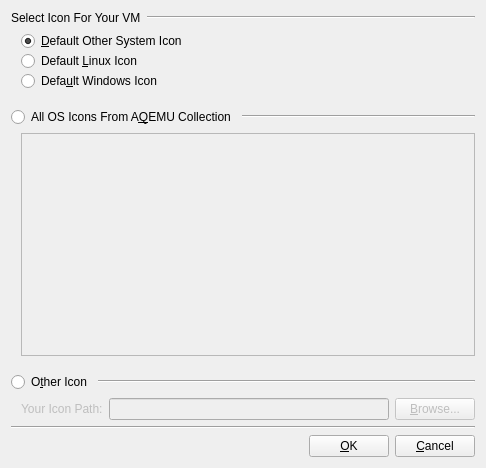
The window that src/Select_Icon_Window.ui (tobimensch/aqemu) describes before a commit, drawn with Qt 5.
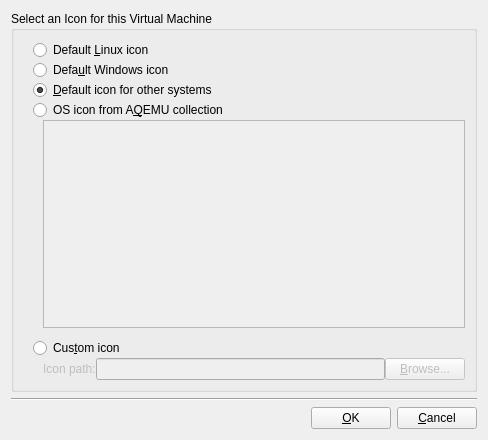
The same window after the commit. Icons and pictures are not drawn.

What changed in the file:
```diff
--- a/src/Select_Icon_Window.ui
+++ b/src/Select_Icon_Window.ui
@@ -7,8 +7,8 @@
    <rect>
     <x>0</x>
     <y>0</y>
-    <width>486</width>
-    <height>468</height>
+    <width>488</width>
+    <height>440</height>
    </rect>
   </property>
   <property name="windowTitle">
@@ -20,30 +20,12 @@
   </property>
   <layout class="QVBoxLayout" name="verticalLayout_3">
    <item>
+    <widget class="QGroupBox" name="">
+     <property name="title">
+      <string>Select an Icon for this Virtual Machine</string>
+     </property>
     <layout class="QHBoxLayout" name="horizontalLayout">
      <item>
-      <widget class="QLabel" name="Label_Select_Icon">
-       <property name="sizePolicy">
-        <sizepolicy hsizetype="Maximum" vsizetype="Preferred">
-         <horstretch>0</horstretch>
-         <verstretch>0</verstretch>
-        </sizepolicy>
-       </property>
-       <property name="text">
-        <string>Select Icon For Your VM</string>
-       </property>
-      </widget>
-     </item>
-     <item>
-      <widget class="Line" name="line">
-       <property name="orientation">
-        <enum>Qt::Horizontal</enum>
-       </property>
-      </widget>
-     </item>
-    </layout>
-   </item>
-   <item>
     <layout class="QVBoxLayout" name="verticalLayout">
      <property name="spacing">
       <number>0</number>
@@ -51,30 +33,10 @@
      <property name="leftMargin">
       <number>10</number>
      </property>
-     <item>
-      <widget class="QRadioButton" name="RB_Icon_Other">
-       <property name="text">
-        <string>&amp;Default Other System Icon</string>
-       </property>
-       <property name="icon">
-        <iconset resource="../resources/shared_images.qrc">
-         <normaloff>:/images/other.png</normaloff>:/images/other.png</iconset>
-       </property>
-       <property name="iconSize">
-        <size>
-         <width>24</width>
-         <height>24</height>
-        </size>
-       </property>
-       <property name="checked">
-        <bool>true</bool>
-       </property>
-      </widget>
-     </item>
      <item>
       <widget class="QRadioButton" name="RB_Icon_Linux">
        <property name="text">
-        <string>Default &amp;Linux Icon</string>
+           <string>Default &amp;Linux icon</string>
        </property>
        <property name="icon">
         <iconset resource="../resources/shared_images.qrc">
@@ -91,7 +53,7 @@
      <item>
       <widget class="QRadioButton" name="RB_Icon_Windows">
        <property name="text">
-        <string>Defa&amp;ult Windows Icon</string>
+           <string>Defa&amp;ult Windows icon</string>
        </property>
        <property name="icon">
         <iconset resource="../resources/shared_images.qrc">
@@ -105,26 +67,26 @@
        </property>
       </widget>
      </item>
-    </layout>
-   </item>
    <item>
-    <spacer name="verticalSpacer">
-     <property name="orientation">
-      <enum>Qt::Vertical</enum>
-     </property>
-     <property name="sizeType">
-      <enum>QSizePolicy::Fixed</enum>
-     </property>
-     <property name="sizeHint" stdset="0">
+         <widget class="QRadioButton" name="RB_Icon_Other">
+          <property name="text">
+           <string>&amp;Default icon for other systems</string>
+          </property>
+          <property name="icon">
+           <iconset resource="../resources/shared_images.qrc">
+            <normaloff>:/other.png</normaloff>:/other.png</iconset>
+          </property>
+          <property name="iconSize">
       <size>
-       <width>40</width>
-       <height>10</height>
-      </size>
-     </property>
-    </spacer>
-   </item>
-   <item>
-    <layout class="QHBoxLayout" name="horizontalLayout_2">
+            <width>24</width>
+            <height>24</height>
+           </size>
+          </property>
+          <property name="checked">
+           <bool>true</bool>
+          </property>
+         </widget>
+        </item>
      <item>
       <widget class="QRadioButton" name="RB_All_System_Icons">
        <property name="sizePolicy">
@@ -134,18 +96,9 @@
         </sizepolicy>
        </property>
        <property name="text">
-        <string>All OS Icons From A&amp;QEMU Collection</string>
-       </property>
-      </widget>
-     </item>
-     <item>
-      <widget class="Line" name="line_2">
-       <property name="orientation">
-        <enum>Qt::Horizontal</enum>
-       </property>
-      </widget>
-     </item>
-    </layout>
+           <string>OS icon from A&amp;QEMU collection</string>
+          </property>
+         </widget>
    </item>
    <item>
     <layout class="QVBoxLayout" name="verticalLayout_2">
@@ -239,16 +192,22 @@
         </sizepolicy>
        </property>
        <property name="text">
-        <string>O&amp;ther Icon</string>
+             <string>Cus&amp;tom icon</string>
        </property>
       </widget>
      </item>
      <item>
-      <widget class="Line" name="line_3">
+           <spacer name="horizontalSpacer">
        <property name="orientation">
         <enum>Qt::Horizontal</enum>
        </property>
-      </widget>
+            <property name="sizeHint" stdset="0">
+             <size>
+              <width>40</width>
+              <height>20</height>
+             </size>
+            </property>
+           </spacer>
      </item>
     </layout>
    </item>
@@ -263,7 +222,7 @@
         <bool>false</bool>
        </property>
        <property name="text">
-        <string>Your Icon Path:</string>
+             <string>Icon path:</string>
        </property>
       </widget>
      </item>
@@ -286,6 +245,14 @@
      </item>
     </layout>
    </item>
+       </layout>
+      </item>
+     </layout>
+    </widget>
+   </item>
+   <item>
+    <layout class="QHBoxLayout" name="horizontalLayout_2"/>
+   </item>
    <item>
     <widget class="Line" name="line_4">
      <property name="orientation">
```
Left out of the diff: 7 changed lines with no effect on the pictures. Lines whose indentation alone changed are shown as unchanged.
